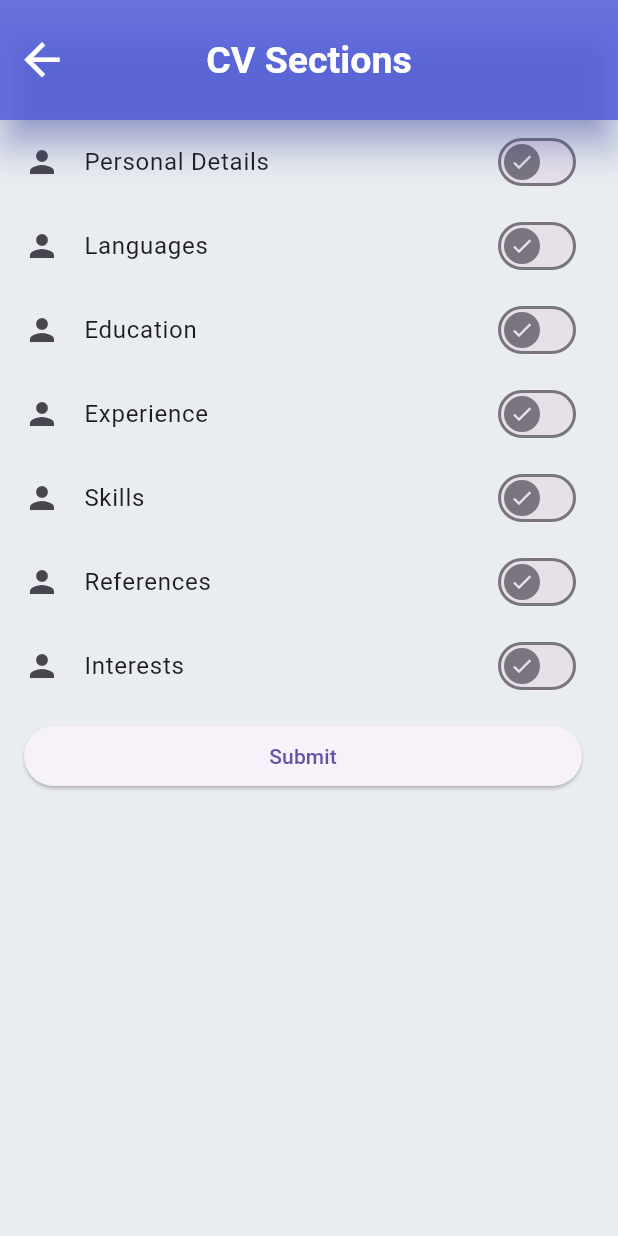
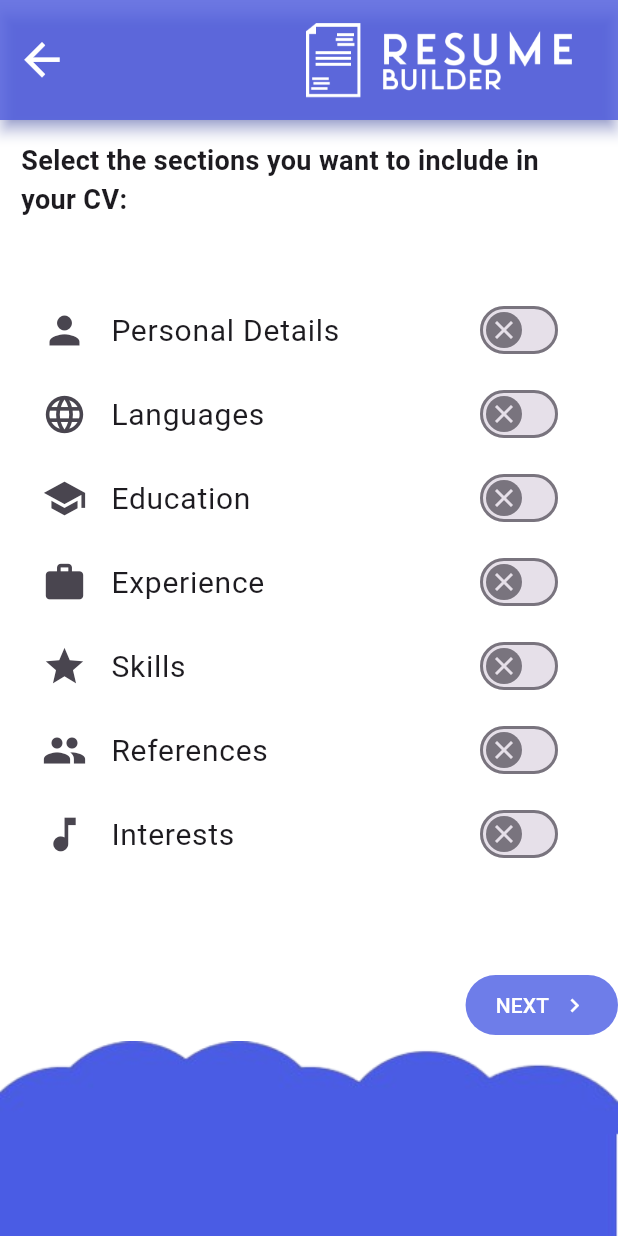
Before and after one commit to GGh41th/resume-builder, a Flutter app: the Sections screen opened directly, on a phone screen of 412 x 824 dp. Run offline on Flutter 3.47's test engine with Material 3 defaults, Android fonts, the light colour scheme and no system bars; our stand-ins replace community_material_icon, email_validator.

Commit message:
sections

```diff
--- a/lib/core/global/theme/theme_data/theme_data_light.dart
+++ b/lib/core/global/theme/theme_data/theme_data_light.dart
@@ -3,7 +3,7 @@ import 'package:flutter/material.dart';
 
 ThemeData lightTheme(){
   return ThemeData(
-    scaffoldBackgroundColor: LightThemeColors.semiWhite,
+    scaffoldBackgroundColor: LightThemeColors.white,
     appBarTheme: AppBarTheme(
       backgroundColor: LightThemeColors.purple,
       elevation: 10,
--- a/lib/myapp.dart
+++ b/lib/myapp.dart
@@ -1,5 +1,6 @@
 import 'package:codecraft/core/global/theme/theme_data/theme_data_dark.dart';
 import 'package:codecraft/core/global/theme/theme_data/theme_data_light.dart';
+import 'package:codecraft/ui/screens/Sections.dart';
 import 'package:codecraft/ui/screens/choose_template.dart';
 import 'package:codecraft/ui/screens/enterscreen.dart';
 import 'package:codecraft/ui/screens/home.dart';
@@ -27,7 +28,7 @@ class MyApp extends StatelessWidget {
         '/login':(context) => Login(),
         '/home':(context) => Home(),
         '/choose':(context) => ChooseScreen(),
-
+        '/sections':(context) => Sections(),
 
 
     },
--- a/lib/ui/screens/Sections.dart
+++ b/lib/ui/screens/Sections.dart
@@ -1,26 +1,30 @@
+import 'package:codecraft/core/global/theme/app_colors/light_colors.dart';
 import 'package:flutter/material.dart';
 
+import '../../core/global/generaldata/assets_paths.dart';
+import '../wdigets/appbar.dart';
+
 class Sections extends StatefulWidget {
-  const Sections({super.key});
+  const Sections({Key? key}) : super(key: key);
 
   @override
   _SectionsState createState() => _SectionsState();
 }
 
 class _SectionsState extends State<Sections> {
-  Map<String, bool> sectionStates = {
-    'Personal Details': false,
-    'Languages': false,
-    'Education': false,
-    'Experience': false,
-    'Skills': false,
-    'References': false,
-    'Interests': false,
+  Map<String, dynamic> sectionStates = {
+    'Personal Details': {"icon": Icons.person, "value": false},
+    'Languages': {"icon": Icons.language, "value": false},
+    'Education': {"icon": Icons.school, "value": false},
+    'Experience': {"icon": Icons.work, "value": false},
+    'Skills': {"icon": Icons.star, "value": false},
+    'References': {"icon": Icons.people, "value": false},
+    'Interests': {"icon": Icons.music_note, "value": false},
   };
 
   void _handleSectionToggle(String section, bool value) {
     setState(() {
-      sectionStates[section] = value;
+      sectionStates[section]['value'] = value;
     });
   }
 
@@ -32,30 +36,64 @@ class _SectionsState extends State<Sections> {
   @override
   Widget build(BuildContext context) {
     return Scaffold(
-      appBar: AppBar(
-        title: const Text('CV Sections'),
+      appBar:CAppBar(context,text:'back' ),
+      body: SingleChildScrollView(
+        child: Column(
+          crossAxisAlignment: CrossAxisAlignment.stretch,
+          children: [
+            const Padding(
+              padding: EdgeInsets.all(14.0),
+              child: Text(
+                "Select the sections you want to include in your CV:",
+                style: TextStyle(fontSize: 18, fontWeight: FontWeight.bold),
               ),
-      body: ListView(
+            ),
+            const SizedBox(height: 20),
+            Padding(
+              padding: const EdgeInsets.all(12.0),
+              child: Column(
                 children: sectionStates.keys.map((section) {
-          return ListTile(
-            leading: Icon(Icons.person), // Replace with appropriate icons
-            title: Text(section),
-            trailing: Switch(
-              thumbIcon: MaterialStateProperty.all(const Icon(Icons.check)),
-              value: sectionStates[section]!,
+                  return SwitchListTile(
+                    secondary: Icon(sectionStates[section]["icon"] as IconData,size:30 ,), // Replace with appropriate icons
+                    title: Text(section,style: const TextStyle(fontSize: 20)),
+                    thumbIcon: (sectionStates[section]["value"] )
+                        ? MaterialStateProperty.all(const Icon(Icons.check,size: 20,))
+                        : MaterialStateProperty.all(const Icon(Icons.close,size: 20,)),
+                    value: sectionStates[section]["value"] ,
                     onChanged: (bool value) {
                         _handleSectionToggle(section, value);
                       },
+
+                  );
+                }).toList(),
               ),
-          );
-        }).toList()
-          ..add(
-            ListTile(
-              title: ElevatedButton(
+            ),
+            const SizedBox(height: 50),
+            Row(
+              //start from the end
+              mainAxisAlignment: MainAxisAlignment.end,
+              children: [
+
+                //text+icon button
+                TextButton.icon(
+                  style: TextButton.styleFrom(
+
+                    backgroundColor: LightThemeColors.purple,
+                    foregroundColor: Colors.white,
+                    padding: const EdgeInsets.symmetric(horizontal: 20),
+                  ),
                   onPressed: _handleSubmit,
-                child: const Text('Submit'),
+                  icon:const Text('NEXT'),
+                  label: const Icon(Icons.navigate_next_sharp),
                 ),
-            ) ,
+              ],
+            ),
+            FittedBox(
+                fit: BoxFit.fill,
+                child: Image.asset(
+                  cercle,
+                )),
+          ],
         ),
       ),
     );
--- a/lib/ui/screens/choose_template.dart
+++ b/lib/ui/screens/choose_template.dart
@@ -36,7 +36,6 @@ class _ChooseScreenState extends State<ChooseScreen> {
     double _height = MediaQuery.of(context).size.height;
     return Scaffold(
         appBar: CAppBar(context,elev: 0),
-        backgroundColor: LightThemeColors.semiWhite,
         body: SingleChildScrollView(
           physics: NeverScrollableScrollPhysics(),
           child: Align(
@@ -48,7 +47,7 @@ class _ChooseScreenState extends State<ChooseScreen> {
               child: Column(
                 children: [
                   Container(
-                    color: LightThemeColors.semiWhite,
+                    color: LightThemeColors.white,
                     height: _height*0.03,
                   ),
           SizedBox(height: _height*0.02,),
@@ -89,7 +88,9 @@ class _ChooseScreenState extends State<ChooseScreen> {
                         right: _width * 0.25,
                         left: _width * 0.25),
                     child: FilledButton(
-                      onPressed: () {},
+                      onPressed: () {
+                        Navigator.pushNamed(context, '/sections');
+                      },
                       style: ButtonStyle(
                           elevation: MaterialStateProperty.all(4),
                           minimumSize: MaterialStateProperty.all(
--- a/lib/ui/screens/home.dart
+++ b/lib/ui/screens/home.dart
@@ -11,7 +11,7 @@ class Home extends StatelessWidget {
   Widget build(BuildContext context) {
     return Scaffold(
       appBar: CAppBar(context),
-      drawer: drawer(context),
+      drawer: Cdrawer(context),
       body: SingleChildScrollView(
         child: Center(
           child: Padding(
--- a/lib/ui/wdigets/appbar.dart
+++ b/lib/ui/wdigets/appbar.dart
@@ -1,7 +1,7 @@
 import 'package:flutter/cupertino.dart';
 import 'package:flutter/material.dart';
 
-AppBar CAppBar(BuildContext context,{double elev=4.0}){
+AppBar CAppBar(BuildContext context,{double elev=4.0,String text ="menu"}){
   return AppBar(
     elevation: elev,
     title: const Align(
@@ -9,14 +9,33 @@ AppBar CAppBar(BuildContext context,{double elev=4.0}){
       child: Image(image: AssetImage('assets/logoAllWhite.png'),
         height: 50,),
     ),
-    leading: Builder(
+    leading:
+    Builder(
       builder: (BuildContext context) {
+        switch(text){
+          case "menu":
             return IconButton(
               icon: const Icon(Icons.menu),
               onPressed: () {
                 Scaffold.of(context).openDrawer();
               },
             );
+          case "back":
+            return IconButton(
+              icon: const Icon(Icons.arrow_back),
+              onPressed: () {
+                Navigator.pop(context);
+              },
+            );
+          default:
+            return IconButton(
+              icon: const Icon(Icons.menu),
+              onPressed: () {
+                Scaffold.of(context).openDrawer();
+              },
+            );
+        }
+
       },
     ),
   );
--- a/lib/ui/wdigets/drawer.dart
+++ b/lib/ui/wdigets/drawer.dart
@@ -3,7 +3,7 @@ import 'package:flutter/material.dart';
 
 import '../../core/global/theme/app_colors/light_colors.dart';
 
-Drawer drawer(BuildContext context){
+Drawer Cdrawer(BuildContext context){
   return Drawer(
     backgroundColor: LightThemeColors.semiWhite,
     child: ListView(
```
Lines whose indentation alone changed are shown as unchanged.
